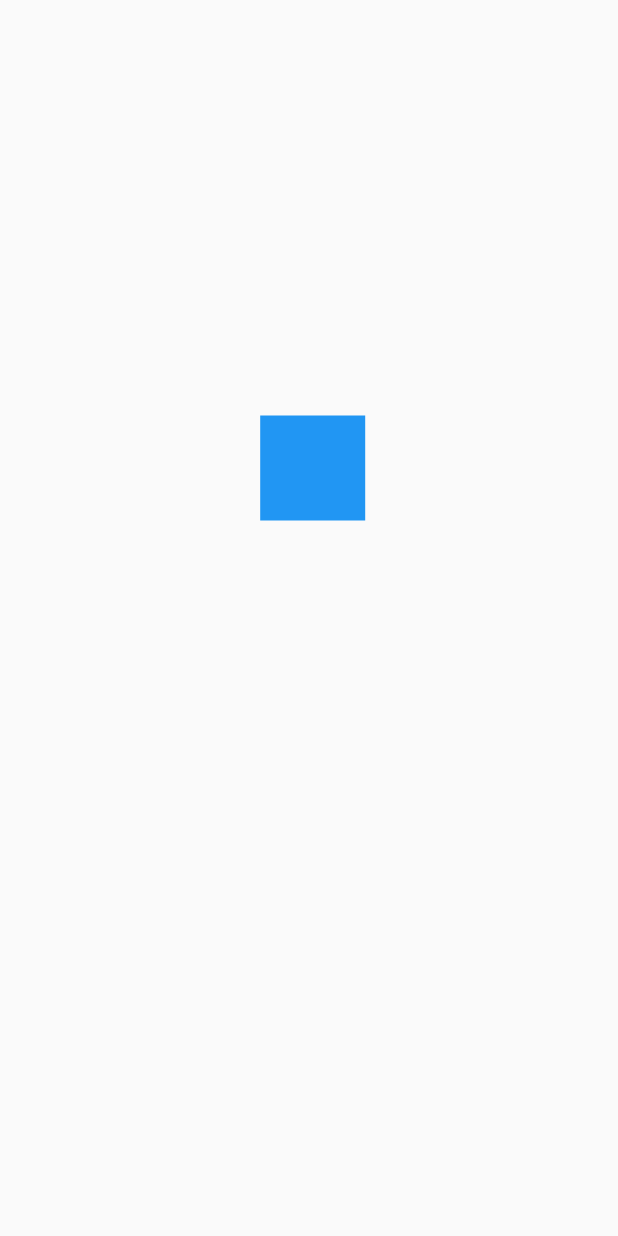
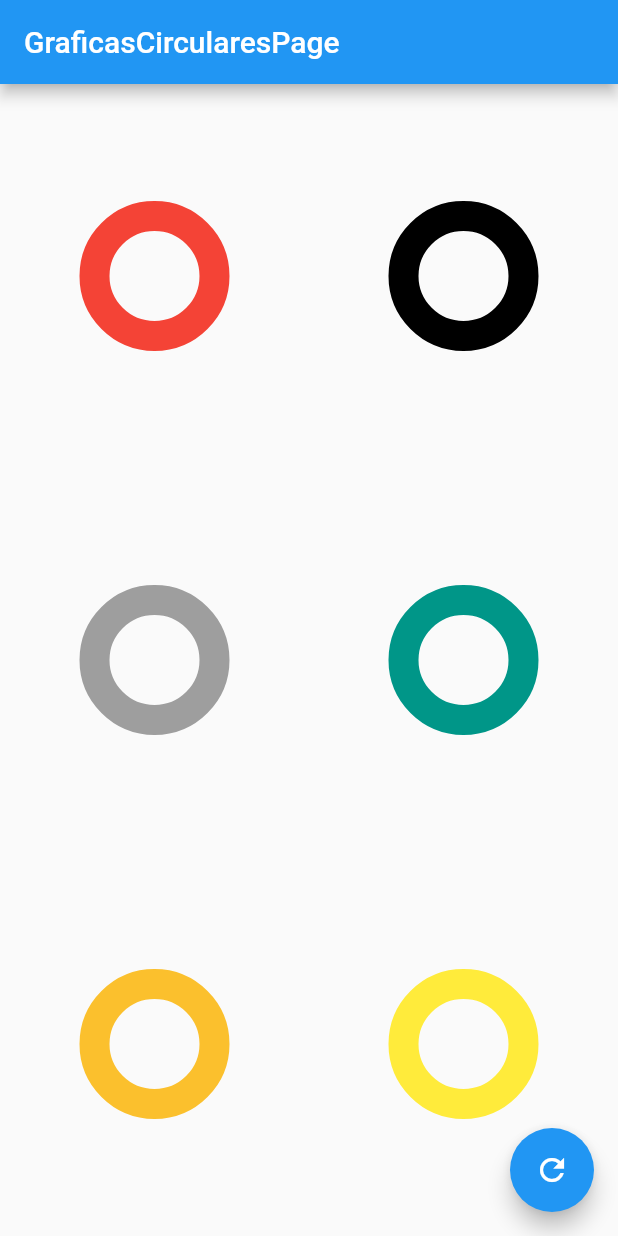
Before and after one commit to LuisPulenta/disenos_app, a Flutter app: the screen it shows after launch, on a phone screen of 412 x 824 dp. Run offline on Flutter 3.47's test engine with Material 2 defaults, Android fonts, the phone set to English and light mode, and no system bars.

Commit message:
Video 56

```diff
--- a/lib/main.dart
+++ b/lib/main.dart
@@ -1,6 +1,4 @@
-import 'package:disenos_app/src/pages/animaciones_page.dart';
-import 'package:disenos_app/src/pages/headers_page.dart';
-import 'package:disenos_app/src/retos/cuadrado_animado_page.dart';
+import 'package:disenos_app/src/pages/graficas_circulares_page.dart';
 import 'package:flutter/material.dart';
 
 void main() => runApp(MyApp());
@@ -11,7 +9,7 @@ class MyApp extends StatelessWidget {
     return MaterialApp(
       debugShowCheckedModeBanner: false,
       title: 'Diseños App',
-      home: CuadradoAnimadoPage(),
+      home: GraficasCircularesPage(),
     );
   }
 }
--- /dev/null
+++ b/lib/src/pages/graficas_circulares_page.dart
@@ -0,0 +1,107 @@
+import 'package:disenos_app/src/widgets/radial_progress.dart';
+import 'package:flutter/material.dart';
+
+class GraficasCircularesPage extends StatefulWidget {
+  const GraficasCircularesPage({Key? key}) : super(key: key);
+
+  @override
+  State<GraficasCircularesPage> createState() => _GraficasCircularesPageState();
+}
+
+class _GraficasCircularesPageState extends State<GraficasCircularesPage> {
+  double porcentaje = 0.0;
+  @override
+  Widget build(BuildContext context) {
+    return Scaffold(
+      appBar: AppBar(title: Text('GraficasCircularesPage')),
+      body: Column(
+        mainAxisAlignment: MainAxisAlignment.spaceAround,
+        children: [
+          Row(
+            mainAxisAlignment: MainAxisAlignment.spaceAround,
+            children: [
+              CustomRadialProgress(
+                porcentaje: porcentaje,
+                colorPrimario: Colors.amber,
+                colorSecundario: Colors.red,
+              ),
+              CustomRadialProgress(
+                porcentaje: porcentaje,
+                colorPrimario: Colors.green,
+                colorSecundario: Colors.black,
+              ),
+            ],
+          ),
+          Row(
+            mainAxisAlignment: MainAxisAlignment.spaceAround,
+            children: [
+              CustomRadialProgress(
+                porcentaje: porcentaje,
+                colorPrimario: Colors.blue,
+                colorSecundario: Colors.grey,
+              ),
+              CustomRadialProgress(
+                porcentaje: porcentaje,
+                colorPrimario: Colors.orange,
+                colorSecundario: Colors.teal,
+              ),
+            ],
+          ),
+          Row(
+            mainAxisAlignment: MainAxisAlignment.spaceAround,
+            children: [
+              CustomRadialProgress(
+                porcentaje: porcentaje,
+                colorPrimario: Colors.teal,
+                colorSecundario: Color.fromRGBO(251, 192, 45, 1),
+              ),
+              CustomRadialProgress(
+                porcentaje: porcentaje,
+                colorPrimario: Color.fromARGB(255, 16, 175, 98),
+                colorSecundario: Colors.yellow,
+              ),
+            ],
+          ),
+        ],
+      ),
+      floatingActionButton: FloatingActionButton(
+          child: Icon(Icons.refresh),
+          onPressed: () {
+            setState(() {
+              porcentaje += 10;
+              if (porcentaje > 100) {
+                porcentaje = 0;
+              }
+            });
+          }),
+    );
+  }
+}
+
+class CustomRadialProgress extends StatelessWidget {
+  final Color colorPrimario;
+  final Color colorSecundario;
+  const CustomRadialProgress(
+      {required this.porcentaje,
+      required this.colorPrimario,
+      required this.colorSecundario});
+
+  final double porcentaje;
+
+  @override
+  Widget build(BuildContext context) {
+    return Container(
+      height: 100,
+      width: 100,
+      //color: Colors.red,
+      child: RadialProgress(
+        porcentaje: porcentaje,
+        colorPrimario: colorPrimario,
+        colorSecundario: colorSecundario,
+        grosorPrimario: 10,
+        grosorSecundario: 20,
+      ),
+      //child: Text('Porcentaje: ${porcentaje}%',style: TextStyle(fontSize: 30),),
+    );
+  }
+}
--- /dev/null
+++ b/lib/src/widgets/radial_progress.dart
@@ -0,0 +1,122 @@
+import 'dart:math';
+
+import 'package:flutter/material.dart';
+
+class RadialProgress extends StatefulWidget {
+  final double porcentaje;
+  final Color colorPrimario;
+  final Color colorSecundario;
+  final double grosorPrimario;
+  final double grosorSecundario;
+
+  RadialProgress(
+      {required this.porcentaje,
+      required this.colorPrimario,
+      required this.colorSecundario,
+      required this.grosorPrimario,
+      required this.grosorSecundario});
+
+  @override
+  State<RadialProgress> createState() => _RadialProgressState();
+}
+
+class _RadialProgressState extends State<RadialProgress>
+    with SingleTickerProviderStateMixin {
+  late AnimationController controller;
+  double porcentajeAnterior = 0.0;
+
+  void initState() {
+    porcentajeAnterior = widget.porcentaje;
+    controller = AnimationController(
+      vsync: this,
+      duration: Duration(milliseconds: 200),
+    );
+
+    // controller.addListener(() {
+    //   setState(() {
+    //     porcentaje = lerpDouble(porcentajeAnterior, porcentaje, controller.value)!;
+    //   });
+    // });
+
+    super.initState();
+  }
+
+  @override
+  void dispose() {
+    controller.dispose();
+    super.dispose();
+  }
+
+  @override
+  Widget build(BuildContext context) {
+    controller.forward(from: 0.0);
+    final diferenciaAnimar = widget.porcentaje - porcentajeAnterior;
+    porcentajeAnterior = widget.porcentaje;
+
+    return AnimatedBuilder(
+      animation: controller,
+      builder: (BuildContext context, Widget? child) {
+        return Container(
+          padding: EdgeInsets.all(10),
+          width: double.infinity,
+          height: double.infinity,
+          child: CustomPaint(
+              painter: _MiRadialProgress(
+                  (widget.porcentaje - diferenciaAnimar) +
+                      (diferenciaAnimar * controller.value),
+                  widget.colorPrimario,
+                  widget.colorSecundario,
+                  widget.grosorPrimario,
+                  widget.grosorSecundario)),
+        );
+      },
+    );
+  }
+}
+
+class _MiRadialProgress extends CustomPainter {
+  final double porcentaje;
+  final Color colorPrimario;
+  final Color colorSecundario;
+  final double grosorPrimario;
+  final double grosorSecundario;
+
+  _MiRadialProgress(this.porcentaje, this.colorPrimario, this.colorSecundario,
+      this.grosorPrimario, this.grosorSecundario);
+
+  @override
+  void paint(Canvas canvas, Size size) {
+    final Gradient gradiente = LinearGradient(
+        colors: <Color>[Color(0xffc012ff), Color(0xff6d05e8), Colors.orange]);
+
+    final Rect rect = Rect.fromCircle(center: Offset(0, 0), radius: 180);
+
+    //Circulo completado
+    final paint = new Paint()
+      ..strokeWidth = grosorSecundario
+      ..color = colorSecundario
+      ..style = PaintingStyle.stroke;
+
+    Offset center = Offset(size.width * 0.5, size.height * 0.5);
+    double radio = min(size.width * 0.5, size.height * 0.5);
+
+    canvas.drawCircle(center, radio, paint);
+
+    //Arco
+    final paintArco = new Paint()
+      ..strokeWidth = grosorPrimario
+      //..color = colorPrimario
+      ..shader = gradiente.createShader(rect)
+      ..strokeCap = StrokeCap.round
+      ..style = PaintingStyle.stroke;
+
+    //Parte que se deberá ir llenando
+    double arcAngle = 2 * pi * (porcentaje / 100);
+
+    canvas.drawArc(Rect.fromCircle(center: center, radius: radio), -pi / 2,
+        arcAngle, false, paintArco);
+  }
+
+  @override
+  bool shouldRepaint(covariant CustomPainter oldDelegate) => true;
+}
```
Also changed, not shown: lib/src/labs/circular_progress_page.dart (added, +106 -0 lines).
